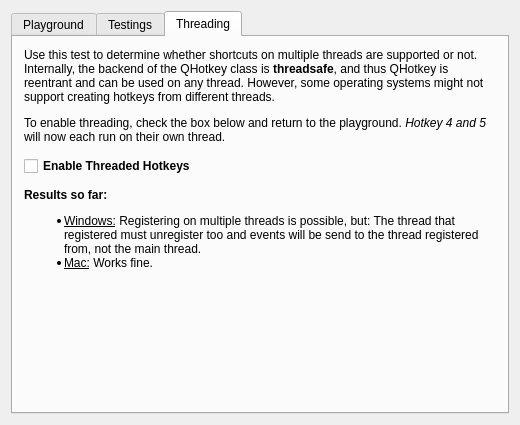
First picture: the form in HotkeyTest/hottestwidget.ui, repository Skycoder42/QHotkey, before the edit.
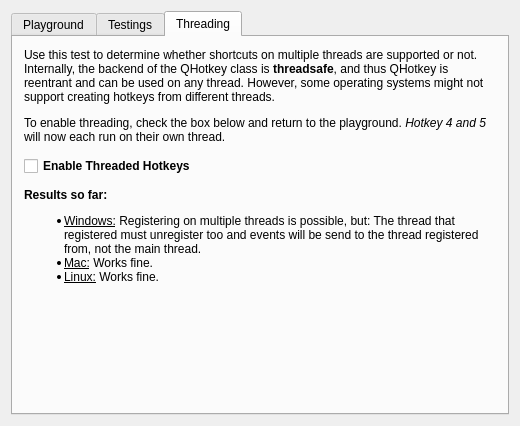
Second picture: the form after the edit. The open tabs and pages were chosen to show the change.

The edit to the form file:
```diff
--- a/HotkeyTest/hottestwidget.ui
+++ b/HotkeyTest/hottestwidget.ui
@@ -7,7 +7,7 @@
     <x>0</x>
     <y>0</y>
     <width>520</width>
-    <height>425</height>
+    <height>426</height>
    </rect>
   </property>
   <property name="windowTitle">
@@ -958,7 +958,8 @@
 &lt;ul&gt;
   &lt;li&gt;&lt;u&gt;Windows:&lt;/u&gt; Registering on multiple threads is possible, but: The thread that registered must unregister too and events will be send to the thread registered from, not the main thread.&lt;/li&gt;
   &lt;li&gt;&lt;u&gt;Mac:&lt;/u&gt; Works fine.&lt;/li&gt;
-&lt;/ul&gt;
+  &lt;li&gt;&lt;u&gt;Linux:&lt;/u&gt; Works fine.&lt;/li&gt;
+&lt;/ul&gt;&lt;br/&gt;
 &lt;/p&gt;&lt;/body&gt;&lt;/html&gt;</string>
          </property>
          <property name="textFormat">
```
Left out of the diff: 2 changed lines with no effect on the pictures.
